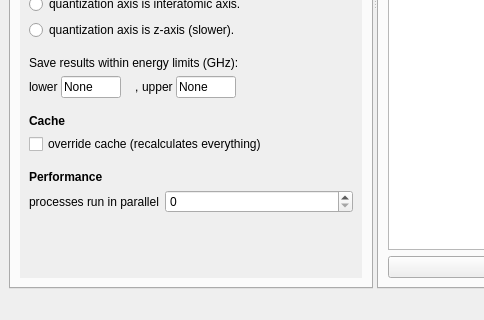
Before: the Qt Designer form pairinteraction_gui/plotter.ui in pairinteraction/pairinteraction, drawn with Qt 5; both pictures show x 0 to 484 and y 320 to 640 of the 960 by 640 pixel window.
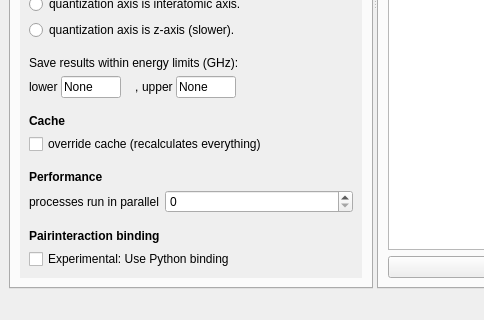
After: the same form once the commit is applied. The open tabs and pages were chosen to show the change. Custom widgets are drawn as their Qt base class.

Commit message: preparing option to use python api in the gui

```diff
--- a/pairinteraction_gui/plotter.ui
+++ b/pairinteraction_gui/plotter.ui
@@ -3905,9 +3905,9 @@
             <property name="geometry">
              <rect>
               <x>0</x>
-              <y>0</y>
-              <width>200</width>
-              <height>552</height>
+              <y>-124</y>
+              <width>314</width>
+              <height>639</height>
              </rect>
             </property>
             <layout class="QVBoxLayout" name="verticalLayout_9">
@@ -4368,6 +4368,45 @@
                </item>
               </layout>
              </item>
+             <item>
+              <spacer name="verticalSpacer_27">
+               <property name="orientation">
+                <enum>Qt::Vertical</enum>
+               </property>
+               <property name="sizeType">
+                <enum>QSizePolicy::Fixed</enum>
+               </property>
+               <property name="sizeHint" stdset="0">
+                <size>
+                 <width>20</width>
+                 <height>10</height>
+                </size>
+               </property>
+              </spacer>
+             </item>
+             <item>
+              <widget class="QLabel" name="label_90">
+               <property name="font">
+                <font>
+                 <weight>75</weight>
+                 <bold>true</bold>
+                </font>
+               </property>
+               <property name="text">
+                <string>Pairinteraction binding</string>
+               </property>
+              </widget>
+             </item>
+             <item>
+              <widget class="QCheckBox" name="checkbox_use_python_binding">
+               <property name="enabled">
+                <bool>true</bool>
+               </property>
+               <property name="text">
+                <string>Experimental: Use Python binding</string>
+               </property>
+              </widget>
+             </item>
              <item>
               <spacer name="verticalSpacer_5">
                <property name="orientation">
```
Left out of the diff: 28 changed lines with no effect on the pictures. The commit also changes 2 other files.
